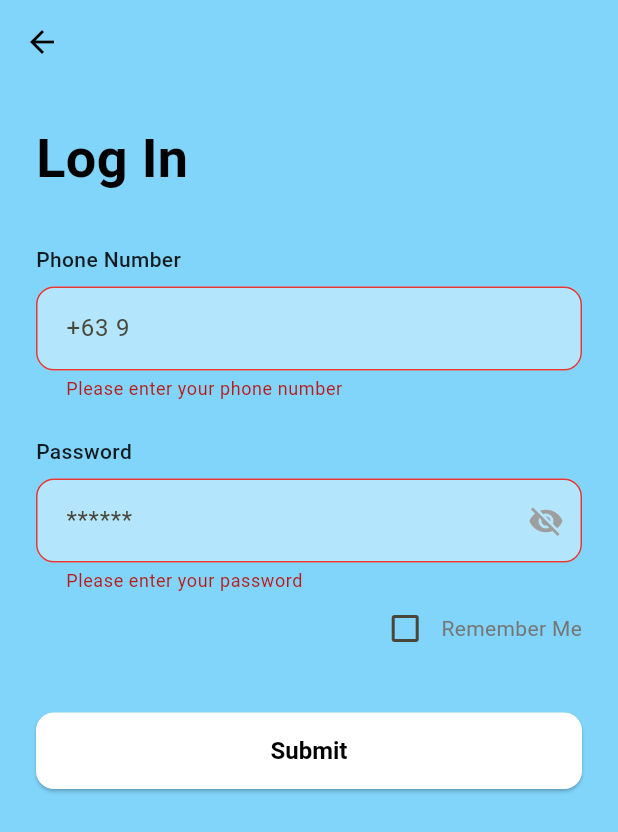
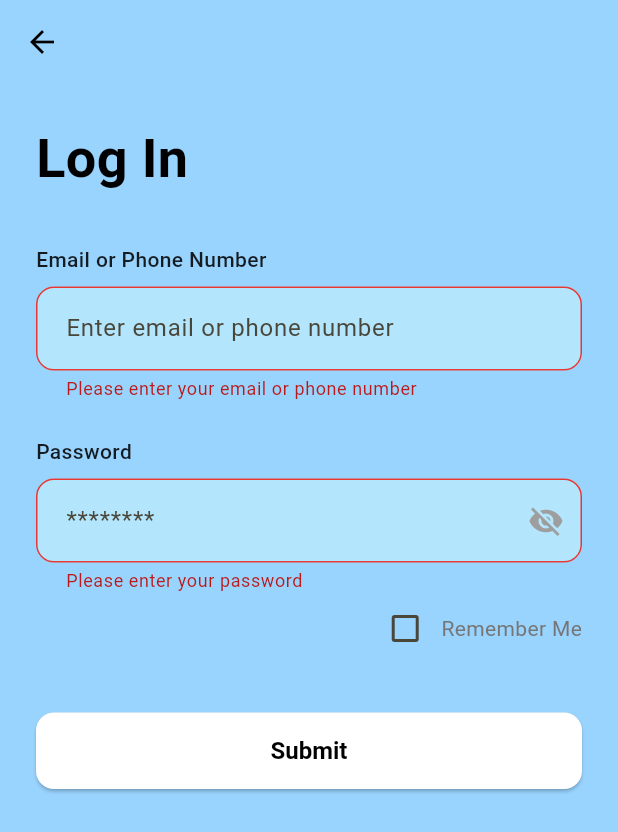
Before and after one commit to kathesp/smile_app, a Flutter app: the LoginScreen screen opened directly, after a tap on "Submit", on a phone screen of 412 x 824 dp. Shown: the top 832 px of the screen. Run offline on Flutter 3.47's test engine with Material 3 defaults, Android fonts, the phone set to English and light mode, and no system bars; our stand-ins replace cloud_firestore, firebase_auth, smooth_page_indicator; accounts and stored records are empty.

Commit message:
Update login_screen.dart

```diff
--- a/lib/screens/login_screen.dart
+++ b/lib/screens/login_screen.dart
@@ -1,6 +1,9 @@
 import 'package:flutter/material.dart';
+import 'package:firebase_auth/firebase_auth.dart';
+import 'package:cloud_firestore/cloud_firestore.dart';
 import 'package:smile_app/screens/home_screen.dart';
 import 'package:smile_app/screens/signup_screen.dart';
+import 'package:smile_app/screens/welcome_screen.dart'; // Import welcome screen
 import 'package:smile_app/utils/constants.dart';
 
 class LoginScreen extends StatefulWidget {
@@ -24,25 +27,63 @@ class _LoginScreenState extends State<LoginScreen> {
     super.dispose();
   }
 
-  void _login() {
+  void _login() async {
     if (_formKey.currentState!.validate()) {
-      // In a real app, this would validate credentials with a backend
-      // For now, we'll hardcode a successful login
-      Navigator.pushReplacement(
-        context,
-        MaterialPageRoute(builder: (context) => const HomeScreen()),
-      );
+      String input = _phoneController.text.trim();
+      String password = _passwordController.text.trim();
+
+      try {
+        String email = input;
+
+        if (!input.contains('@')) {
+          final snapshot = await FirebaseFirestore.instance
+              .collection('users')
+              .where('phonenum', isEqualTo: input)
+              .get();
+
+          if (snapshot.docs.isEmpty) {
+            throw FirebaseAuthException(
+              code: 'user-not-found',
+              message: 'Phone number not found.',
+            );
+          }
+
+          email = snapshot.docs.first['email'];
+        }
+
+        await FirebaseAuth.instance.signInWithEmailAndPassword(
+          email: email,
+          password: password,
+        );
+
+        Navigator.pushReplacement(
+          context,
+          MaterialPageRoute(builder: (context) => const HomeScreen()),
+        );
+      } on FirebaseAuthException catch (e) {
+        ScaffoldMessenger.of(context).showSnackBar(
+          SnackBar(content: Text(e.message ?? 'Login failed')),
+        );
+      }
     }
   }
 
   @override
   Widget build(BuildContext context) {
     return Scaffold(
-      backgroundColor: Colors.lightBlue.shade200,
+      backgroundColor: const Color(0xFFF99D4FF), // Updated background color
       appBar: AppBar(
         backgroundColor: Colors.transparent,
         elevation: 0,
-        iconTheme: const IconThemeData(color: Colors.black),
+        leading: IconButton(
+          icon: const Icon(Icons.arrow_back, color: Colors.black),
+          onPressed: () {
+            Navigator.pushReplacement(
+              context,
+              MaterialPageRoute(builder: (context) => const WelcomeScreen()),
+            );
+          },
+        ),
       ),
       body: SingleChildScrollView(
         child: Padding(
@@ -62,9 +103,8 @@ class _LoginScreenState extends State<LoginScreen> {
                 ),
                 const SizedBox(height: AppSizes.paddingXL),
 
-                // Phone number label
                 const Text(
-                  'Phone Number',
+                  'Email or Phone Number',
                   style: TextStyle(
                     color: Colors.black87,
                     fontWeight: FontWeight.w500,
@@ -72,11 +112,10 @@ class _LoginScreenState extends State<LoginScreen> {
                 ),
                 const SizedBox(height: AppSizes.paddingS),
 
-                // Phone number field
                 TextFormField(
                   controller: _phoneController,
                   decoration: InputDecoration(
-                    hintText: '+63 9',
+                    hintText: 'Enter email or phone number',
                     filled: true,
                     fillColor: Colors.lightBlue.shade100,
                     border: OutlineInputBorder(
@@ -88,17 +127,16 @@ class _LoginScreenState extends State<LoginScreen> {
                       vertical: AppSizes.paddingM,
                     ),
                   ),
-                  keyboardType: TextInputType.phone,
+                  keyboardType: TextInputType.text,
                   validator: (value) {
                     if (value == null || value.isEmpty) {
-                      return 'Please enter your phone number';
+                      return 'Please enter your email or phone number';
                     }
                     return null;
                   },
                 ),
                 const SizedBox(height: AppSizes.paddingL),
 
-                // Password label
                 const Text(
                   'Password',
                   style: TextStyle(
@@ -108,11 +146,10 @@ class _LoginScreenState extends State<LoginScreen> {
                 ),
                 const SizedBox(height: AppSizes.paddingS),
 
-                // Password field
                 TextFormField(
                   controller: _passwordController,
                   decoration: InputDecoration(
-                    hintText: '******',
+                    hintText: '********',
                     filled: true,
                     fillColor: Colors.lightBlue.shade100,
                     border: OutlineInputBorder(
@@ -125,9 +162,7 @@ class _LoginScreenState extends State<LoginScreen> {
                     ),
                     suffixIcon: IconButton(
                       icon: Icon(
-                        _obscurePassword
-                            ? Icons.visibility_off
-                            : Icons.visibility,
+                        _obscurePassword ? Icons.visibility_off : Icons.visibility,
                         color: Colors.grey,
                       ),
                       onPressed: () {
@@ -146,7 +181,6 @@ class _LoginScreenState extends State<LoginScreen> {
                   },
                 ),
 
-                // Remember me checkbox
                 Align(
                   alignment: Alignment.centerRight,
                   child: Row(
@@ -170,7 +204,6 @@ class _LoginScreenState extends State<LoginScreen> {
                 ),
                 const SizedBox(height: AppSizes.paddingXL),
 
-                // Submit button
                 SizedBox(
                   width: double.infinity,
                   child: ElevatedButton(
@@ -209,10 +242,8 @@ class HeartLogoPainter extends CustomPainter {
 
     final path = Path();
 
-    // Starting point
     path.moveTo(size.width * 0.3, size.height * 0.4);
 
-    // Left curve of heart
     path.cubicTo(
       size.width * 0.1,
       size.height * 0.2,
@@ -222,7 +253,6 @@ class HeartLogoPainter extends CustomPainter {
       size.height * 0.9,
     );
 
-    // Right curve of heart
     path.cubicTo(
       size.width * 0.9,
       size.height * 0.7,
@@ -232,7 +262,6 @@ class HeartLogoPainter extends CustomPainter {
       size.height * 0.4,
     );
 
-    // Connect to the starting point
     path.quadraticBezierTo(
       size.width * 0.5,
       size.height * 0.2,
```
